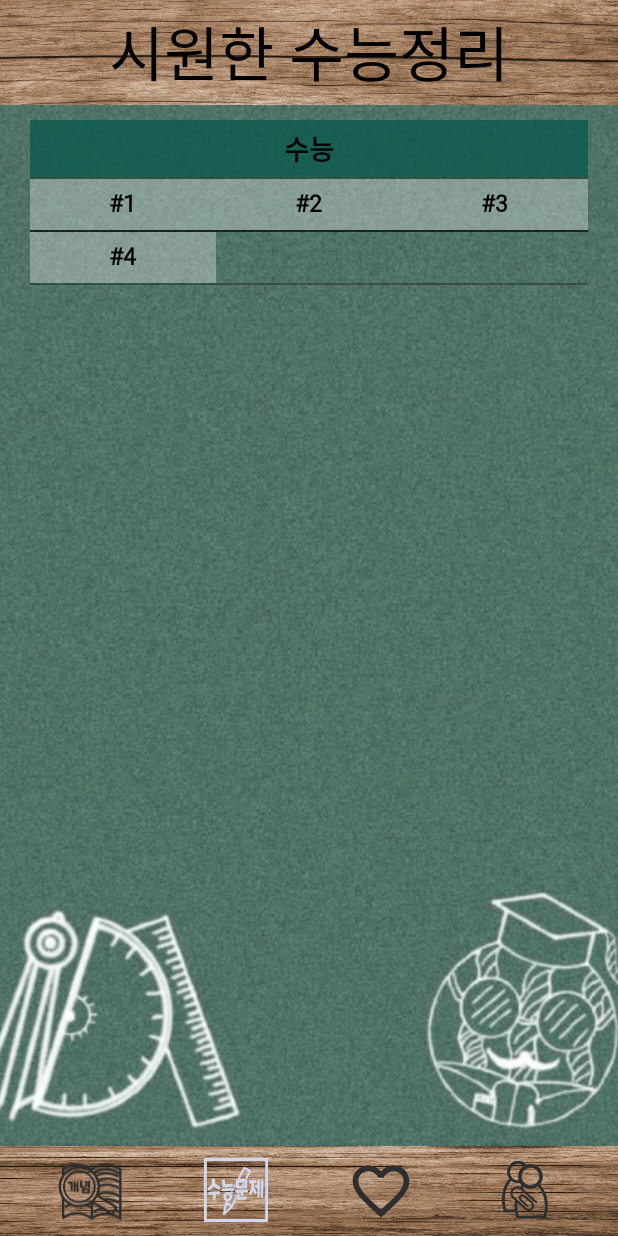
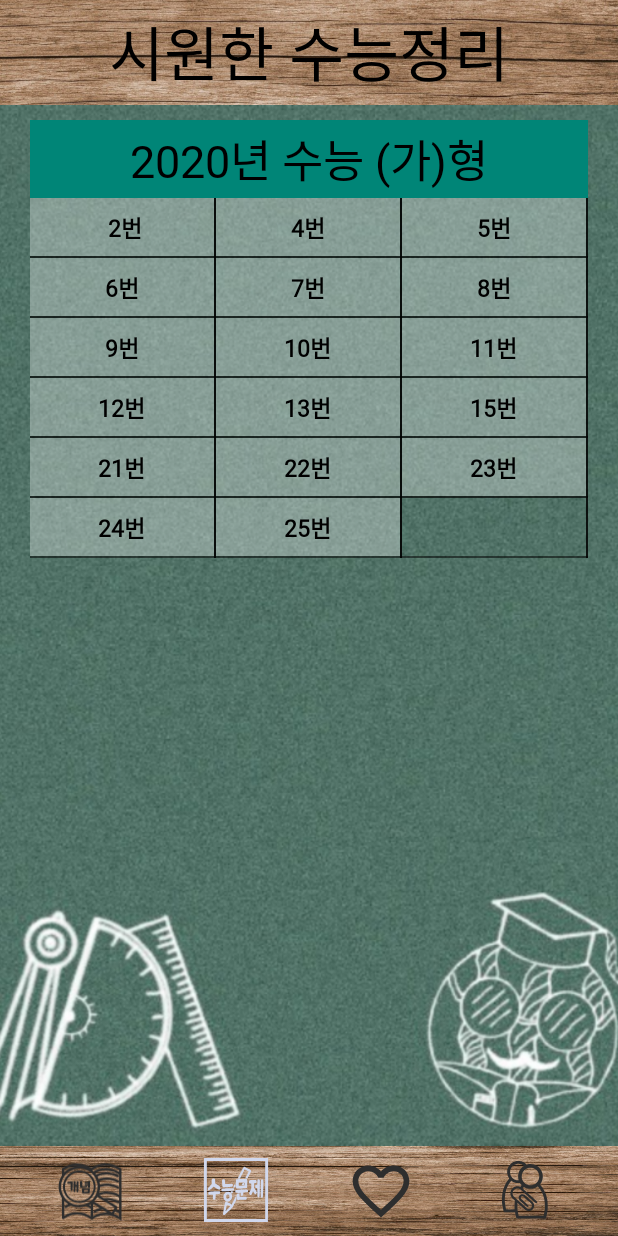
Before and after one commit to jmseb3/app_watermelon, an Android app: the screen it shows after launch (MainActivity), item 2 of the bottom bar chosen, on a phone screen of 412 x 824 dp. Run offline under Robolectric (Android 15) with nearby library versions, the phone set to English and light mode, and no system bars; our stand-ins replace Room's generated code; 4 statements that could not run were skipped.

Commit message:
수능문제 추가

```diff
--- a/project/app/src/main/java/com/math/watermelon/FavoriteFragment.kt
+++ b/project/app/src/main/java/com/math/watermelon/FavoriteFragment.kt
@@ -29,9 +29,9 @@ class FavoriteFragment : Fragment() {
     ): View? {
         binding = FragmentFavoriteBinding.inflate(inflater, container, false)
 
-        val db = AppDatabase.getInstance(requireContext())
+        val db = AppDatabase.getInstance(mainActivity!!)
 
-        val manager = ReviewManagerFactory.create(requireContext())
+        val manager = ReviewManagerFactory.create(mainActivity!!)
         val request = manager.requestReviewFlow()
         val divider_Vertical = DividerItemDecoration(mainActivity!!, LinearLayoutManager.VERTICAL)
         divider_Vertical.setDrawable(mainActivity!!.resources.getDrawable(R.drawable.divider_vertical,null))
--- a/project/app/src/main/java/com/math/watermelon/MainActivity.kt
+++ b/project/app/src/main/java/com/math/watermelon/MainActivity.kt
@@ -32,8 +32,7 @@ class MainActivity : AppCompatActivity() {
     private var backKeyPressedTime: Long = 0
 
     private lateinit var binding: ActivityMainBinding
-    lateinit var mBottomNavigationView: BottomNavigationView
-
+    private lateinit var mBottomNavigationView: BottomNavigationView
     private lateinit var appUpdateManager: AppUpdateManager
 
 
@@ -41,7 +40,6 @@ class MainActivity : AppCompatActivity() {
         super.onCreate(savedInstanceState)
         binding = ActivityMainBinding.inflate(layoutInflater)
         setContentView(binding.root)
-
 
         mBottomNavigationView = findViewById(R.id.bottom_navigation)
 
--- a/project/app/src/main/java/com/math/watermelon/TestFragment.kt
+++ b/project/app/src/main/java/com/math/watermelon/TestFragment.kt
@@ -10,6 +10,10 @@ import androidx.recyclerview.widget.DividerItemDecoration
 import androidx.recyclerview.widget.GridLayoutManager
 import com.math.watermelon.databinding.FragmentFavoriteBinding
 import com.math.watermelon.databinding.FragmentTestBinding
+import com.math.watermelon.room.AppDatabase
+import kotlinx.coroutines.Dispatchers
+import kotlinx.coroutines.GlobalScope
+import kotlinx.coroutines.launch
 
 class TestFragment : Fragment() {
 
@@ -24,16 +28,25 @@ class TestFragment : Fragment() {
         // Inflate the layout for this fragment
         binding = FragmentTestBinding.inflate(inflater, container, false)
         val layoutManager = GridLayoutManager(requireContext(), 3)
+        val db = AppDatabase.getInstance(mainActivity!!)
 
-        val grid_divider_Vertical = DividerItemDecoration(mainActivity!!, GridLayoutManager.VERTICAL)
-        grid_divider_Vertical.setDrawable(mainActivity!!.resources.getDrawable(R.drawable.divider_vertical,null))
+        val divider_VERTICAL = DividerItemDecoration(mainActivity!!, GridLayoutManager.VERTICAL)
+        val divider_HORIZONTAL = DividerItemDecoration(mainActivity!!, GridLayoutManager.HORIZONTAL)
+        divider_VERTICAL.setDrawable(mainActivity!!.resources.getDrawable(R.drawable.divider_vertical,null))
+        divider_HORIZONTAL.setDrawable(mainActivity!!.resources.getDrawable(R.drawable.divider_vertical,null))
+
+        GlobalScope.launch(Dispatchers.IO) {
+            var list =db.DataDao().getCollegeqnumber()
+            adapter = TestRecylcerAdapter(list,parentFragmentManager,mainActivity!!)
+            launch(Dispatchers.Main) {
+                binding.testRecycle.addItemDecoration(divider_VERTICAL)
+                binding.testRecycle.addItemDecoration(divider_HORIZONTAL)
+                binding.testRecycle.layoutManager = layoutManager
+                binding.testRecycle.adapter = adapter
+            }
+        }
 
 
-        adapter = TestRecylcerAdapter(arrayListOf("#1","#2","#3","#4"),parentFragmentManager,mainActivity!!,"수능",layoutManager)
-
-        binding.testRecycle.addItemDecoration(grid_divider_Vertical)
-        binding.testRecycle.layoutManager = layoutManager
-        binding.testRecycle.adapter = adapter
         return binding.root
     }
 
--- a/project/app/src/main/java/com/math/watermelon/TestRecylcerAdapter.kt
+++ b/project/app/src/main/java/com/math/watermelon/TestRecylcerAdapter.kt
@@ -1,6 +1,7 @@
 package com.math.watermelon
 
 import android.content.Context
+import android.os.Bundle
 import android.view.LayoutInflater
 import android.view.ViewGroup
 import androidx.fragment.app.FragmentManager
@@ -10,75 +11,46 @@ import com.math.watermelon.databinding.ItemHeaderBinding
 import com.math.watermelon.databinding.ItemViewBinding
 
 class TestRecylcerAdapter(
-        var itemlist: List<String>,
-        val fragmentManager: FragmentManager,
-        val context: Context,
-        val name: String,
-        layoutManager: GridLayoutManager
-) : RecyclerView.Adapter<RecyclerView.ViewHolder>() {
-
-    private val TYPE_HEADER: Int = 0
-    private val TYPE_ITEM: Int = 1
-
-    init {
-        layoutManager.spanSizeLookup = object : GridLayoutManager.SpanSizeLookup() {
-            override fun getSpanSize(position: Int): Int {
-                if (position == 0) return 3
-                return 1
-            }
-        }
-    }
-
+    var itemlist: List<String>,
+    val fragmentManager: FragmentManager,
+    val context: Context
+) : RecyclerView.Adapter<TestRecylcerAdapter.ItemViewHolder>() {
 
     inner class ItemViewHolder(binding: ItemViewBinding) : RecyclerView.ViewHolder(binding.root) {
         val item = binding.listitem
         val itemlistarea = binding.listItemAll
 
         init {
+            itemlistarea.setOnClickListener {
+                fragmentManager.beginTransaction()
+                    .addToBackStack(null)
+                    .add(R.id.fragcontainer,HasulFragment().apply {
+                        arguments = Bundle().apply {
+                            putInt("hasul_id",layoutPosition+1)
+                        }
+                    }).commit()
+            }
 
         }
     }
 
-    inner class HeaderViewHolder(binding: ItemHeaderBinding) : RecyclerView.ViewHolder(binding.root) {
-        val name = binding.headerTitle
 
-        init {
-
-        }
+    override fun onCreateViewHolder(parent: ViewGroup, viewType: Int): ItemViewHolder {
+        val binding = ItemViewBinding.inflate(LayoutInflater.from(parent.context), parent, false)
+        return ItemViewHolder(binding)
 
     }
 
-    override fun onCreateViewHolder(parent: ViewGroup, viewType: Int): RecyclerView.ViewHolder {
-        if (viewType == TYPE_HEADER) {
-            val binding = ItemHeaderBinding.inflate(LayoutInflater.from(parent.context), parent, false)
-            return HeaderViewHolder(binding)
-        } else {
-            val binding = ItemViewBinding.inflate(LayoutInflater.from(parent.context), parent, false)
-            return ItemViewHolder(binding)
-        }
-    }
 
-    override fun getItemViewType(position: Int): Int {
-        return if (position == 0) {
-            TYPE_HEADER
-        } else {
-            TYPE_ITEM
-        }
-
-    }
-
-    override fun onBindViewHolder(holder: RecyclerView.ViewHolder, position: Int) {
+    override fun onBindViewHolder(holder: ItemViewHolder, position: Int) {
         if (holder is ItemViewHolder) {
-            holder.item.text = itemlist[position-1]
-        }else if( holder is HeaderViewHolder){
-            holder.name.text = this.name
-
+            holder.item.text = itemlist[position]
         }
 
     }
 
     override fun getItemCount(): Int {
-        return itemlist.size + 1
+        return itemlist.size
     }
 
 
--- a/project/app/src/main/java/com/math/watermelon/conceptFragment.kt
+++ b/project/app/src/main/java/com/math/watermelon/conceptFragment.kt
@@ -24,7 +24,6 @@ class conceptFragment : Fragment() {
         savedInstanceState: Bundle?
     ): View? {
         binding = FragmentConceptBinding.inflate(inflater, container, false)
-        val db = AppDatabase.getInstance(requireContext())
 
         binding.btnmath1.setOnClickListener {
             change("수학1")
@@ -50,7 +49,7 @@ class conceptFragment : Fragment() {
             }
         }
 
-        binding.searchtext.setOnEditorActionListener { textView, i, keyEvent ->
+        binding.searchtext.setOnEditorActionListener { _, i, _ ->
             if (i == EditorInfo.IME_ACTION_SEARCH) {
                 parentFragmentManager
                     .beginTransaction()
--- a/project/app/src/main/java/com/math/watermelon/room/AppDatabase.kt
+++ b/project/app/src/main/java/com/math/watermelon/room/AppDatabase.kt
@@ -8,20 +8,23 @@ import androidx.room.migration.Migration
 import androidx.sqlite.db.SupportSQLiteDatabase
 
 
-@Database(entities = [mathdata::class], version = 1,exportSchema = false)
+@Database(entities = [mathdata::class,college::class], version = 2, exportSchema = false)
 abstract class AppDatabase : RoomDatabase() {
     abstract fun DataDao(): DataDao
 
-    companion object{
+
+    companion object {
+
         private var INSTANCE: AppDatabase? = null
         fun getInstance(context: Context): AppDatabase {
-            if (INSTANCE == null){
+            if (INSTANCE == null) {
                 INSTANCE = Room.databaseBuilder(
-                    context,
-                    AppDatabase::class.java,
-                    "watermelondata.db")
+                        context,
+                        AppDatabase::class.java,
+                        "watermelondata.db"
+                ).fallbackToDestructiveMigration()
                         .createFromAsset("mathdata.db")
-                    .build()
+                        .build()
             }
             return INSTANCE as AppDatabase
         }
--- a/project/app/src/main/java/com/math/watermelon/room/DataDao.kt
+++ b/project/app/src/main/java/com/math/watermelon/room/DataDao.kt
@@ -6,22 +6,32 @@ import androidx.room.*
 @Dao
 interface DataDao {
 
-//    수학 데이터
+    //    수학 데이터
     @Query("SELECT * FROM mathdata WHERE concept=:concept")
-    fun getmathdata(concept:String) : LiveData<List<mathdata>>
+    fun getmathdata(concept: String): LiveData<List<mathdata>>
 
     @Query("SELECT * FROM mathdata WHERE id=:id")
-    fun getmathdatabyid(id:Int) : mathdata
+    fun getmathdatabyid(id: Int): mathdata
 
     @Query("UPDATE mathdata set favorite= :favorite WHERE id=:id")
-    fun changefavorite(id: Int,favorite:String?)
+    fun changefavorite(id: Int, favorite: String?)
 
     @Query("SELECT * FROM mathdata WHERE concept=:concept AND favorite is not null")
-    fun getfavoritdataWithConcept(concept :String) :  LiveData<List<mathdata>>
+    fun getfavoritdataWithConcept(concept: String): LiveData<List<mathdata>>
 
     @Query("SELECT * FROM mathdata WHERE favorite is not null ")
-    fun getfavoritdatanotlive() :  List<mathdata>
+    fun getfavoritdatanotlive(): List<mathdata>
 
     @Query("SELECT * FROM mathdata WHERE topic Like '%' || :topic || '%'")
-    fun searchtopic(topic:String) : LiveData<List<mathdata>>
+    fun searchtopic(topic: String): LiveData<List<mathdata>>
+
+    //    수능 데이터
+    @Query("SELECT * FROM college")
+    fun getCollegeData(): List<college>
+    @Query("SELECT qnumber FROM college")
+    fun getCollegeqnumber(): List<String>
+
+    @Query("SELECT * FROM college WHERE id=:id")
+    fun getCollegeDataById(id: Int): college
+
 }
--- a/project/app/src/main/res/layout/fragment_test.xml
+++ b/project/app/src/main/res/layout/fragment_test.xml
@@ -1,9 +1,9 @@
 <?xml version="1.0" encoding="utf-8"?>
 <LinearLayout xmlns:android="http://schemas.android.com/apk/res/android"
+    xmlns:app="http://schemas.android.com/apk/res-auto"
     xmlns:tools="http://schemas.android.com/tools"
     android:layout_width="match_parent"
     android:layout_height="match_parent"
-    xmlns:app="http://schemas.android.com/apk/res-auto"
     android:orientation="vertical"
     tools:context=".TestFragment">
 
@@ -18,8 +18,8 @@
             android:src="@drawable/wood" />
 
         <LinearLayout
+            android:id="@+id/title_area"
             android:layout_width="match_parent"
-            android:id="@+id/title_area"
             android:layout_height="match_parent"
             android:gravity="center"
             android:orientation="vertical">
@@ -47,13 +47,33 @@
             android:scaleType="centerCrop"
             android:src="@drawable/main2" />
 
-        <androidx.recyclerview.widget.RecyclerView
-            android:id="@+id/test_recycle"
+        <LinearLayout
             android:layout_width="match_parent"
             android:layout_height="match_parent"
             android:layout_marginLeft="20dp"
             android:layout_marginTop="10dp"
-            android:layout_marginRight="20dp" />
+            android:orientation="vertical"
+            android:layout_marginRight="20dp">
+
+            <TextView
+                android:layout_width="match_parent"
+                android:layout_height="wrap_content"
+                android:gravity="center"
+                android:fontFamily="@font/thisfont"
+                android:background="@color/colorPrimary"
+                android:textSize="30sp"
+                android:padding="3dp"
+                android:textColor="@color/black"
+                android:text="2020년 수능 (가)형"/>
+
+            <androidx.recyclerview.widget.RecyclerView
+                android:id="@+id/test_recycle"
+                android:layout_width="match_parent"
+                android:layout_height="wrap_content" />
+
+
+        </LinearLayout>
+
 
     </RelativeLayout>
 </LinearLayout>
```
Also changed, not shown: project/app/build.gradle (+9 -2 lines), project/app/src/main/java/com/math/watermelon/HasulFragment.kt (added, +84 -0 lines), project/app/src/main/java/com/math/watermelon/room/Favorite.kt (+12 -0 lines), project/app/src/main/res/drawable-xxhdpi/btn_layout3.xml (added, +14 -0 lines), project/app/src/main/res/layout/fragment_hasul.xml (added, +161 -0 lines), project/app/src/main/assets/mathdata.db, 3 other files.
